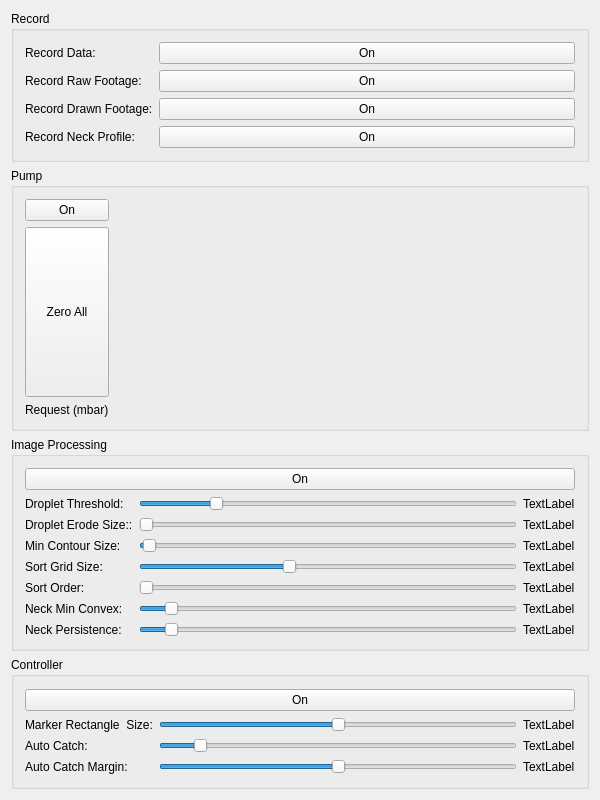
Before: the Qt Designer form EVA00/ueva/dashboard.ui in DaveSketchySpeedway/RoboDrop, drawn with Qt 5.
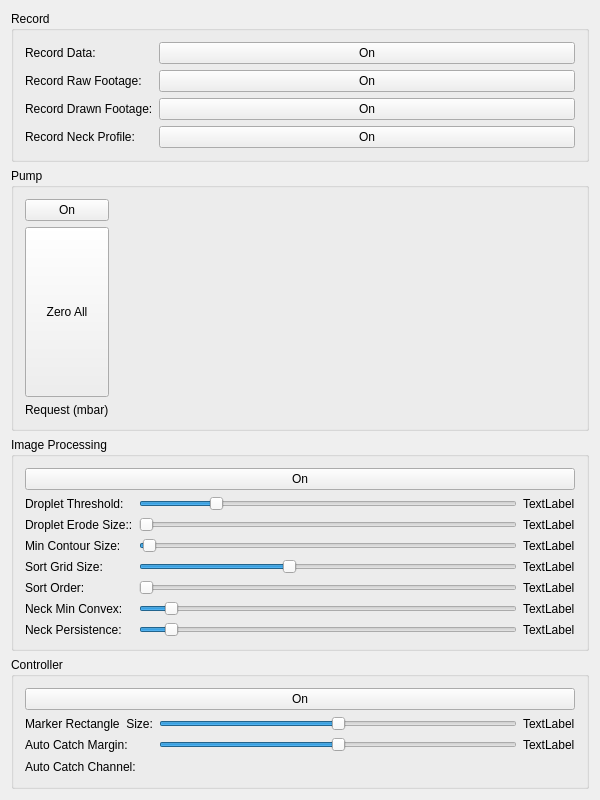
After: the same form once the commit is applied.

Commit message: smarter auto catch

```diff
--- a/EVA00/ueva/dashboard.ui
+++ b/EVA00/ueva/dashboard.ui
@@ -444,49 +444,9 @@
      <property name="title">
       <string>Controller</string>
      </property>
-     <layout class="QGridLayout" name="gridLayout_4">
-      <item row="0" column="0">
+     <layout class="QVBoxLayout" name="verticalLayout_4">
+      <item>
        <layout class="QGridLayout" name="gridLayout_3">
-        <item row="2" column="1">
-         <widget class="QSlider" name="autoCatchSlider">
-          <property name="minimum">
-           <number>0</number>
-          </property>
-          <property name="maximum">
-           <number>10</number>
-          </property>
-          <property name="pageStep">
-           <number>1</number>
-          </property>
-          <property name="value">
-           <number>1</number>
-          </property>
-          <property name="orientation">
-           <enum>Qt::Horizontal</enum>
-          </property>
-         </widget>
-        </item>
-        <item row="2" column="2">
-         <widget class="QLabel" name="autoCatchLabel">
-          <property name="text">
-           <string>TextLabel</string>
-          </property>
-         </widget>
-        </item>
-        <item row="1" column="2">
-         <widget class="QLabel" name="markerSizeLabel">
-          <property name="text">
-           <string>TextLabel</string>
-          </property>
-         </widget>
-        </item>
-        <item row="2" column="0">
-         <widget class="QLabel" name="label_8">
-          <property name="text">
-           <string>Auto Catch:</string>
-          </property>
-         </widget>
-        </item>
         <item row="1" column="0">
          <widget class="QLabel" name="label_7">
           <property name="text">
@@ -513,6 +473,46 @@
           </property>
          </widget>
         </item>
+        <item row="1" column="2">
+         <widget class="QLabel" name="markerSizeLabel">
+          <property name="text">
+           <string>TextLabel</string>
+          </property>
+         </widget>
+        </item>
+        <item row="2" column="0">
+         <widget class="QLabel" name="label_15">
+          <property name="text">
+           <string>Auto Catch Margin:</string>
+          </property>
+         </widget>
+        </item>
+        <item row="2" column="1">
+         <widget class="QSlider" name="autoMarginSlider">
+          <property name="minimum">
+           <number>0</number>
+          </property>
+          <property name="maximum">
+           <number>200</number>
+          </property>
+          <property name="pageStep">
+           <number>1</number>
+          </property>
+          <property name="value">
+           <number>100</number>
+          </property>
+          <property name="orientation">
+           <enum>Qt::Horizontal</enum>
+          </property>
+         </widget>
+        </item>
+        <item row="2" column="2">
+         <widget class="QLabel" name="autoMarginLabel">
+          <property name="text">
+           <string>TextLabel</string>
+          </property>
+         </widget>
+        </item>
         <item row="0" column="0" colspan="3">
          <widget class="QPushButton" name="ctrlButton">
           <property name="text">
@@ -523,36 +523,24 @@
           </property>
          </widget>
         </item>
-        <item row="3" column="1">
-         <widget class="QSlider" name="autoMarginSlider">
-          <property name="minimum">
-           <number>0</number>
-          </property>
-          <property name="maximum">
-           <number>200</number>
-          </property>
-          <property name="pageStep">
-           <number>1</number>
-          </property>
-          <property name="value">
-           <number>100</number>
-          </property>
-          <property name="orientation">
-           <enum>Qt::Horizontal</enum>
-          </property>
-         </widget>
-        </item>
-        <item row="3" column="0">
-         <widget class="QLabel" name="label_15">
+       </layout>
+      </item>
+      <item>
+       <layout class="QHBoxLayout" name="ctrlLayout">
+        <item>
+         <widget class="QLabel" name="label_16">
           <property name="text">
-           <string>Auto Catch Margin:</string>
+           <string>Auto Catch Channel:</string>
           </property>
          </widget>
         </item>
-        <item row="3" column="2">
-         <widget class="QLabel" name="autoMarginLabel">
-          <property name="text">
-           <string>TextLabel</string>
+        <item>
+         <widget class="QWidget" name="widget_2" native="true">
+          <property name="sizePolicy">
+           <sizepolicy hsizetype="Expanding" vsizetype="Expanding">
+            <horstretch>0</horstretch>
+            <verstretch>0</verstretch>
+           </sizepolicy>
           </property>
          </widget>
         </item>
```
The commit also changes 8 other files.
